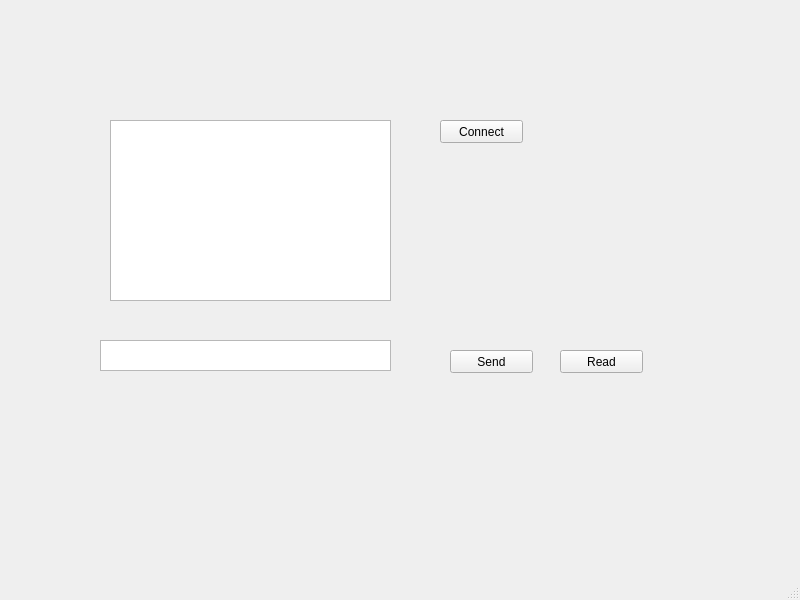
The window that mainwindow.ui (wh201906/Proxmark3GUI) describes before a commit, drawn with Qt 5.
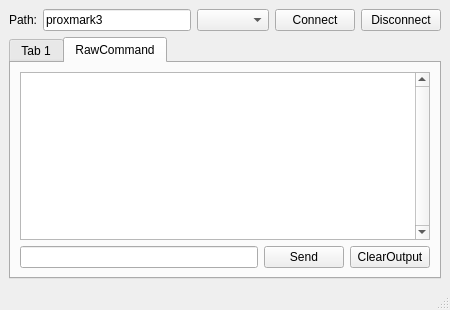
The same window after the commit.

```diff
--- a/mainwindow.ui
+++ b/mainwindow.ui
@@ -6,73 +6,128 @@
    <rect>
     <x>0</x>
     <y>0</y>
-    <width>800</width>
-    <height>600</height>
+    <width>450</width>
+    <height>310</height>
    </rect>
   </property>
+  <property name="minimumSize">
+   <size>
+    <width>450</width>
+    <height>300</height>
+   </size>
+  </property>
   <property name="windowTitle">
    <string>MainWindow</string>
   </property>
   <widget class="QWidget" name="centralwidget">
-   <widget class="QPushButton" name="pushButton">
-    <property name="geometry">
-     <rect>
-      <x>440</x>
-      <y>120</y>
-      <width>83</width>
-      <height>23</height>
-     </rect>
-    </property>
-    <property name="text">
-     <string>Connect</string>
-    </property>
-   </widget>
-   <widget class="QPlainTextEdit" name="plainTextEdit">
-    <property name="geometry">
-     <rect>
-      <x>110</x>
-      <y>120</y>
-      <width>281</width>
-      <height>181</height>
-     </rect>
-    </property>
-   </widget>
-   <widget class="QPlainTextEdit" name="plainTextEdit_2">
-    <property name="geometry">
-     <rect>
-      <x>100</x>
-      <y>340</y>
-      <width>291</width>
-      <height>31</height>
-     </rect>
-    </property>
-   </widget>
-   <widget class="QPushButton" name="pushButton_2">
-    <property name="geometry">
-     <rect>
-      <x>450</x>
-      <y>350</y>
-      <width>83</width>
-      <height>23</height>
-     </rect>
-    </property>
-    <property name="text">
-     <string>Send</string>
-    </property>
-   </widget>
-   <widget class="QPushButton" name="pushButton_3">
-    <property name="geometry">
-     <rect>
-      <x>560</x>
-      <y>350</y>
-      <width>83</width>
-      <height>23</height>
-     </rect>
-    </property>
-    <property name="text">
-     <string>Read</string>
-    </property>
-   </widget>
+   <property name="sizePolicy">
+    <sizepolicy hsizetype="Expanding" vsizetype="Expanding">
+     <horstretch>0</horstretch>
+     <verstretch>0</verstretch>
+    </sizepolicy>
+   </property>
+   <layout class="QVBoxLayout" name="verticalLayout_2">
+    <item>
+     <layout class="QHBoxLayout" name="horizontalLayout">
+      <property name="sizeConstraint">
+       <enum>QLayout::SetMaximumSize</enum>
+      </property>
+      <item>
+       <widget class="QLabel" name="label">
+        <property name="text">
+         <string>Path:</string>
+        </property>
+       </widget>
+      </item>
+      <item>
+       <widget class="QLineEdit" name="PM3PathEdit">
+        <property name="text">
+         <string>proxmark3</string>
+        </property>
+       </widget>
+      </item>
+      <item>
+       <widget class="QComboBox" name="portBox"/>
+      </item>
+      <item>
+       <widget class="QPushButton" name="connectButton">
+        <property name="text">
+         <string>Connect</string>
+        </property>
+       </widget>
+      </item>
+      <item>
+       <widget class="QPushButton" name="disconnectButton">
+        <property name="text">
+         <string>Disconnect</string>
+        </property>
+       </widget>
+      </item>
+     </layout>
+    </item>
+    <item>
+     <widget class="QTabWidget" name="funcTab">
+      <property name="sizePolicy">
+       <sizepolicy hsizetype="Expanding" vsizetype="Expanding">
+        <horstretch>0</horstretch>
+        <verstretch>0</verstretch>
+       </sizepolicy>
+      </property>
+      <property name="currentIndex">
+       <number>1</number>
+      </property>
+      <widget class="QWidget" name="tab">
+       <attribute name="title">
+        <string>Tab 1</string>
+       </attribute>
+      </widget>
+      <widget class="QWidget" name="rawTab">
+       <attribute name="title">
+        <string>RawCommand</string>
+       </attribute>
+       <layout class="QVBoxLayout" name="verticalLayout">
+        <item>
+         <widget class="QPlainTextEdit" name="outputEdit">
+          <property name="verticalScrollBarPolicy">
+           <enum>Qt::ScrollBarAlwaysOn</enum>
+          </property>
+          <property name="sizeAdjustPolicy">
+           <enum>QAbstractScrollArea::AdjustIgnored</enum>
+          </property>
+          <property name="readOnly">
+           <bool>true</bool>
+          </property>
+         </widget>
+        </item>
+        <item>
+         <layout class="QHBoxLayout" name="horizontalLayout_3">
+          <property name="sizeConstraint">
+           <enum>QLayout::SetMaximumSize</enum>
+          </property>
+          <item>
+           <widget class="QLineEdit" name="commandEdit"/>
+          </item>
+          <item>
+           <widget class="QPushButton" name="sendButton">
+            <property name="text">
+             <string>Send</string>
+            </property>
+           </widget>
+          </item>
+          <item>
+           <widget class="QPushButton" name="clearButton">
+            <property name="text">
+             <string>ClearOutput</string>
+            </property>
+           </widget>
+          </item>
+         </layout>
+        </item>
+       </layout>
+      </widget>
+     </widget>
+    </item>
+   </layout>
   </widget>
   <widget class="QMenuBar" name="menubar">
    <property name="geometry">
```
Left out of the diff: 4 changed lines with no effect on the pictures.
